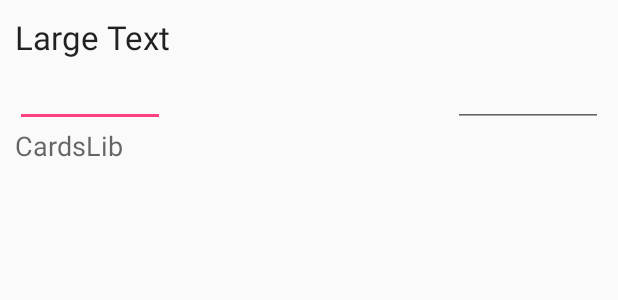
After one commit to Sparker0i/CurrencyConverter-Archive, an Android app: the layout row_card.xml on its own in the app's theme, with its tools: preview values and no code run, on a phone screen of 412 x 824 dp. The commit adds this screen. Shown: the top 300 px of the screen. Run offline under Robolectric (Android 15) with nearby library versions, the phone set to English and light mode, and no system bars.

Commit message:
Added Two EditText

```diff
--- a/app/src/main/AndroidManifest.xml
+++ b/app/src/main/AndroidManifest.xml
@@ -7,7 +7,7 @@
         android:icon="@mipmap/ic_launcher"
         android:label="@string/app_name"
         android:supportsRtl="true"
-        android:theme="@style/AppTheme">
+        android:theme="@style/AppTheme.NoActionBar">
         <activity
             android:name=".MainActivity"
             android:label="@string/app_name"
--- /dev/null
+++ b/app/src/main/res/layout/row_card.xml
@@ -0,0 +1,34 @@
+<?xml version="1.0" encoding="utf-8"?>
+<RelativeLayout xmlns:android="http://schemas.android.com/apk/res/android"
+    android:orientation="vertical"
+    android:layout_width="match_parent"
+    android:layout_height="match_parent"
+    android:padding="10dp">
+    <TextView
+        android:layout_width="wrap_content"
+        android:layout_height="wrap_content"
+        android:id="@+id/card_main_inner_simple_title"
+        android:text="Large Text"
+        android:textAppearance="?android:attr/textAppearanceLarge"/>
+    <EditText
+        android:layout_width="100sp"
+        android:layout_height="wrap_content"
+        android:id="@+id/edittext1"
+        android:layout_below="@id/card_main_inner_simple_title"/>
+
+    <TextView
+        android:layout_width="wrap_content"
+        android:layout_height="wrap_content"
+        android:id="@+id/card_main_inner_secondary_title"
+        android:text="CardsLib"
+        android:textAppearance="?android:attr/textAppearanceMedium"
+        android:layout_below="@id/edittext1"/>
+
+    <EditText
+        android:layout_height="wrap_content"
+        android:id="@+id/editText"
+        android:layout_width="100sp"
+        android:layout_above="@+id/card_main_inner_secondary_title"
+        android:layout_alignParentEnd="true" />
+
+</RelativeLayout>
--- a/app/src/main/res/values/dimens.xml
+++ b/app/src/main/res/values/dimens.xml
@@ -1,6 +1,6 @@
 <resources>
     <!-- Default screen margins, per the Android Design guidelines. -->
-    <dimen name="activity_horizontal_margin">16dp</dimen>
+    <dimen name="activity_horizontal_margin">5dp</dimen>
     <dimen name="activity_vertical_margin">16dp</dimen>
     <dimen name="fab_margin">16dp</dimen>
 </resources>
```
Also changed, not shown: app/src/main/java/a5corp/com/currencyconverter/MainActivity.java (+17 -0 lines).
